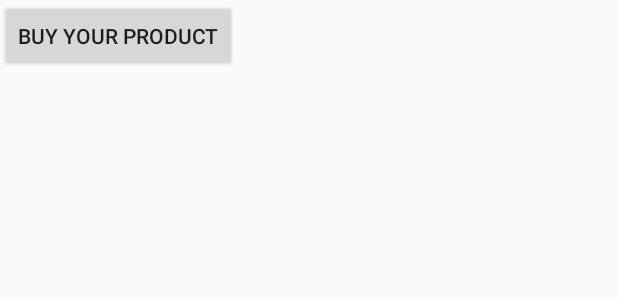
After one commit to henrykvdb/MissedThePlane, an Android app: the layout activity_test.xml on its own in the app's theme, with its tools: preview values and no code run, on a phone screen of 412 x 824 dp. The commit adds this screen. Shown: the top 300 px of the screen. Run offline under Robolectric (Android 15) with nearby library versions, the phone set to English and light mode, and no system bars.

Commit message:
Update IAP boilerplate

```diff
--- /dev/null
+++ b/app/src/main/res/layout/activity_test.xml
@@ -0,0 +1,15 @@
+<?xml version="1.0" encoding="utf-8"?>
+<LinearLayout xmlns:android="http://schemas.android.com/apk/res/android"
+    xmlns:app="http://schemas.android.com/apk/res-auto"
+    xmlns:tools="http://schemas.android.com/tools"
+    android:layout_width="match_parent"
+    android:layout_height="match_parent"
+    tools:context=".MainActivity">
+
+    <Button
+        android:layout_width="wrap_content"
+        android:layout_height="wrap_content"
+        android:id="@+id/buttonBuyProduct"
+        android:text="Buy your product"/>
+
+</LinearLayout>
```
Also changed, not shown: app/src/main/java/com/missedtheplane/MainActivity.kt (+42 -49 lines), 1 other file.
